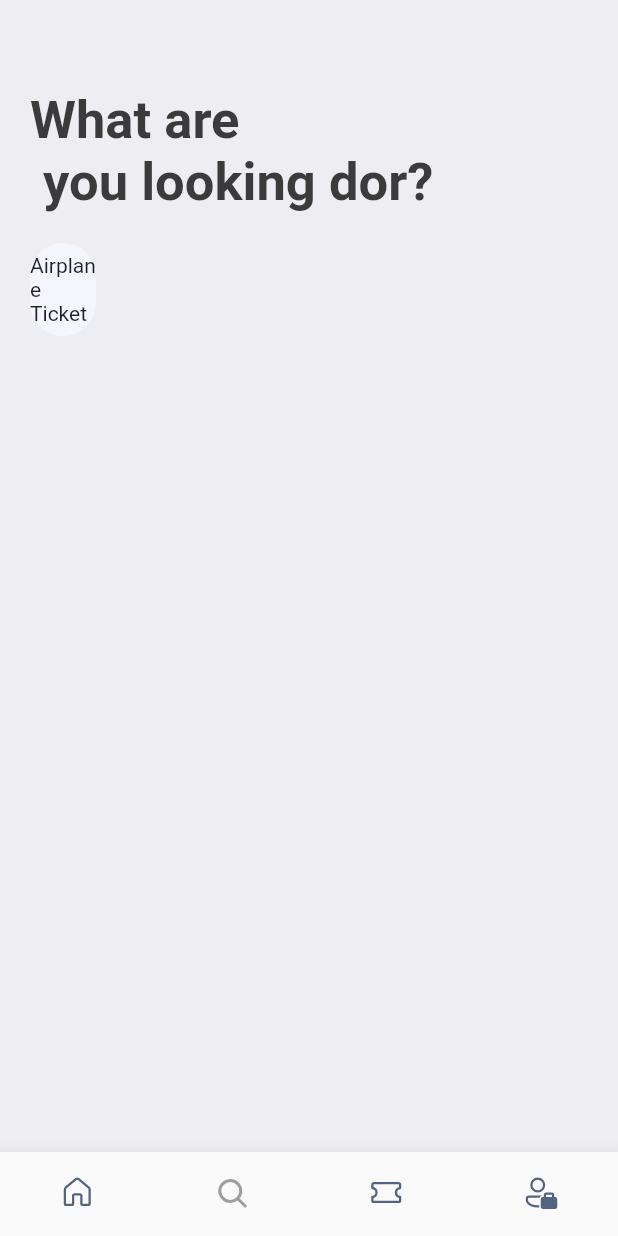
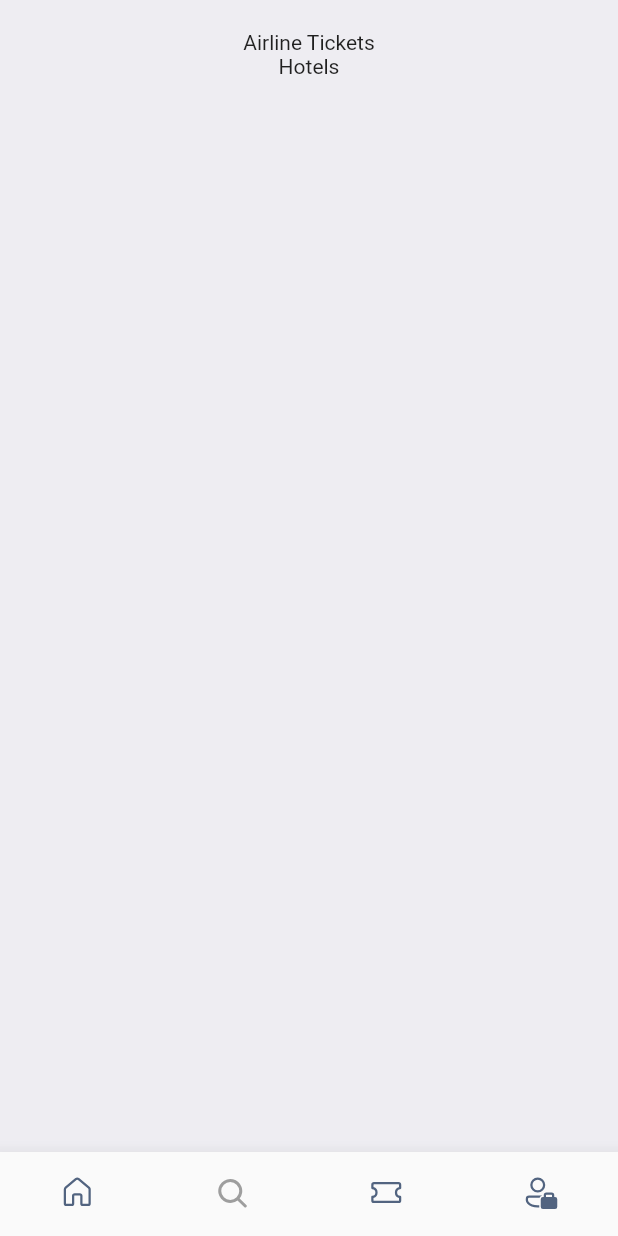
Before and after one commit to dadahtaufikpermana/bookticketapplication, a Flutter app: the screen it shows after launch, item 2 of the bottom bar chosen, on a phone screen of 412 x 824 dp. Run offline on Flutter 3.47's test engine with Material 2 defaults, Android fonts, the phone set to English and light mode, and no system bars; our stand-ins replace fluentui_icons, gap, get.

Commit message:
book ticket Apllication

```diff
--- a/lib/screens/search_screen.dart
+++ b/lib/screens/search_screen.dart
@@ -1,8 +1,5 @@
-import 'package:bookticketapplication/utils/app_layout.dart';
 import 'package:bookticketapplication/utils/app_style.dart';
-import 'package:flutter/cupertino.dart';
 import 'package:flutter/material.dart';
-import 'package:gap/gap.dart';
 
 class SearchScreen extends StatelessWidget {
   const SearchScreen({Key? key}) : super(key: key);
@@ -12,28 +9,15 @@ class SearchScreen extends StatelessWidget {
     return Scaffold(
       backgroundColor: Styles.bgColor,
       body: ListView(
-        padding: EdgeInsets.symmetric(horizontal: AppLayout.getWidth(20), vertical: AppLayout.getHeight(20)),
-          children: [
-            Gap(AppLayout.getHeight(40)),
-            Text("What are \n you looking dor?", style: Styles.headLineStyle1.copyWith(fontSize: AppLayout.getWidth(35)),),
-            Gap(AppLayout.getHeight(20)),
-            Container(
-    child: Row(
-    children: [
-      Container(
-    width: 44,
-        padding: EdgeInsets.symmetric(vertical: AppLayout.getHeight(7)),
-        decoration: BoxDecoration(
-            borderRadius: BorderRadius.circular(AppLayout.getHeight(50),),
-            color:  Color(0xFFF4F6FD)
-        ),
-        child: Center(child: Text("Airplane Ticket"),),
-    )
-    ],
-    ),
-
-            )
-          ],
+        padding: EdgeInsets.symmetric(horizontal: 20, vertical: 20),
+        children: [
+          Column(
+            children: [
+              Text("Airline Tickets"),
+              Text("Hotels")
+            ],
+          )
+        ],
       ),
     );
   }
```
